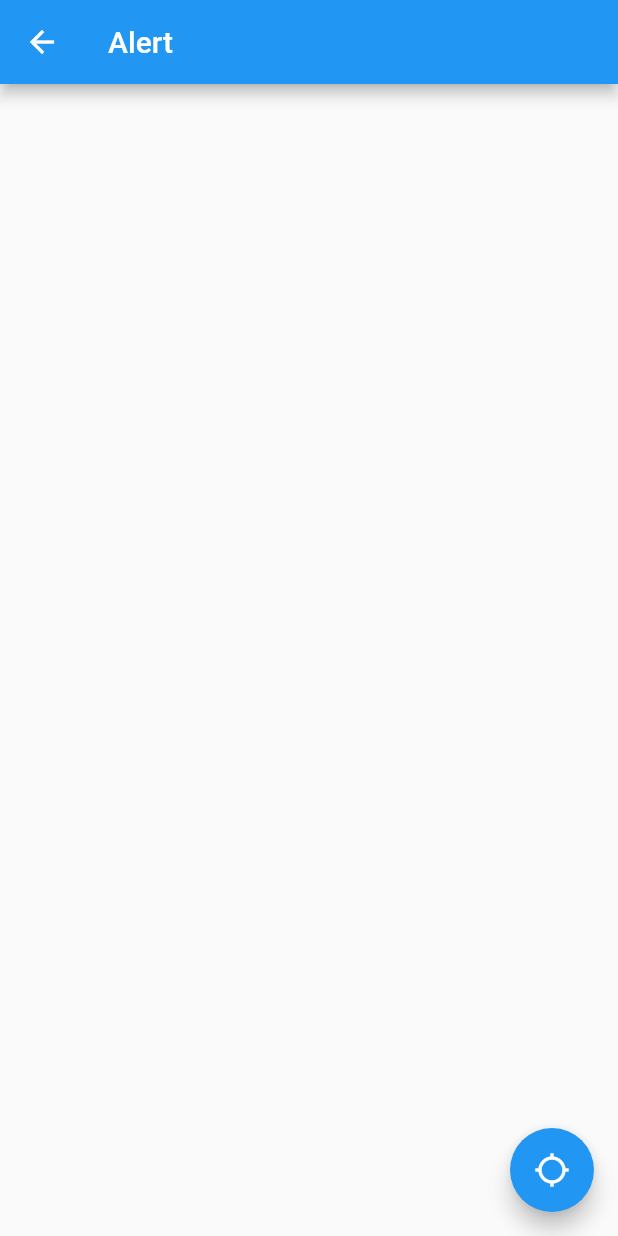
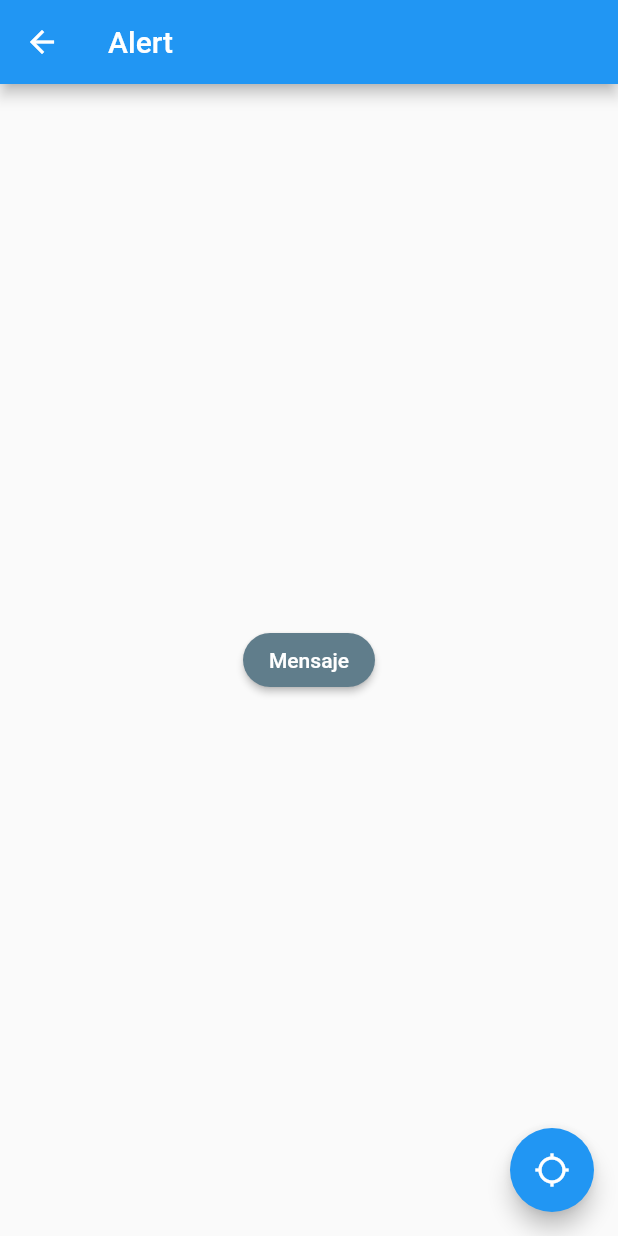
Before and after one commit to Marisabel-Condori/ejemplos-de-witgets-basics, a Flutter app: the AlertPages screen opened by its route, on a phone screen of 412 x 824 dp. Run offline on Flutter 3.47's test engine with Material 2 defaults, Android fonts, the phone set to English and light mode, and no system bars.

```diff
--- a/lib/pages/alert_pages.dart
+++ b/lib/pages/alert_pages.dart
@@ -7,6 +7,13 @@ class AlertPages extends StatelessWidget{
     return Scaffold(
       appBar: AppBar(title: Text('Alert'),),
       floatingActionButton: FloatingActionButton(child: Icon(Icons.gps_not_fixed) ,onPressed: (){Navigator.pop(context);}),
+      body: Center(child: RaisedButton(child: Text('Mensaje'),
+                                        color: Colors.blueGrey,
+                                        textColor: Colors.white,
+                                        shape: StadiumBorder(),
+                                        onPressed: (){}
+                                        ),),
+
     ) ;
   }
 }
```
